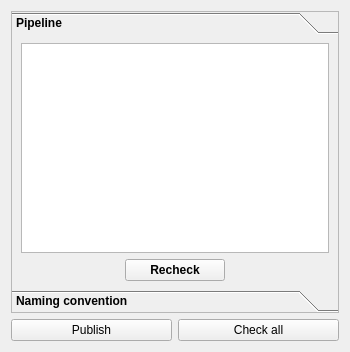
Qt form maya/python/tlc/common/checkers/masterOfCheckers.ui (jtaibo/TallerCreacionTools) before a commit.
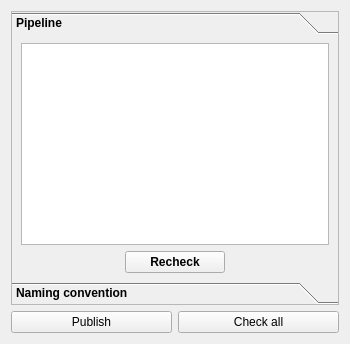
The same form after that commit.

Commit message: Imported qutils

What changed in the file:
```diff
--- a/maya/python/tlc/common/checkers/masterOfCheckers.ui
+++ b/maya/python/tlc/common/checkers/masterOfCheckers.ui
@@ -7,7 +7,7 @@
     <x>0</x>
     <y>0</y>
     <width>350</width>
-    <height>352</height>
+    <height>344</height>
    </rect>
   </property>
   <property name="sizePolicy">
@@ -30,6 +30,15 @@
     <layout class="QHBoxLayout" name="horizontalLayout_01">
      <item>
       <widget class="QToolBox" name="checker_toolBox">
+       <property name="enabled">
+        <bool>true</bool>
+       </property>
+       <property name="sizePolicy">
+        <sizepolicy hsizetype="MinimumExpanding" vsizetype="MinimumExpanding">
+         <horstretch>0</horstretch>
+         <verstretch>0</verstretch>
+        </sizepolicy>
+       </property>
        <property name="font">
         <font>
          <bold>true</bold>
@@ -59,7 +68,7 @@
           <x>0</x>
           <y>0</y>
           <width>328</width>
-          <height>250</height>
+          <height>242</height>
          </rect>
         </property>
         <property name="sizePolicy">
@@ -85,6 +94,9 @@
         <layout class="QVBoxLayout" name="verticalLayout_3">
          <item>
           <widget class="QTableWidget" name="pipeline_table">
+           <property name="enabled">
+            <bool>true</bool>
+           </property>
            <property name="font">
             <font>
              <bold>true</bold>
@@ -99,9 +111,24 @@
            <property name="acceptDrops">
             <bool>false</bool>
            </property>
+           <property name="autoFillBackground">
+            <bool>false</bool>
+           </property>
+           <property name="verticalScrollBarPolicy">
+            <enum>Qt::ScrollBarAsNeeded</enum>
+           </property>
            <property name="horizontalScrollBarPolicy">
             <enum>Qt::ScrollBarAsNeeded</enum>
            </property>
+           <property name="sizeAdjustPolicy">
+            <enum>QAbstractScrollArea::AdjustToContents</enum>
+           </property>
+           <property name="autoScroll">
+            <bool>true</bool>
+           </property>
+           <property name="autoScrollMargin">
+            <number>16</number>
+           </property>
            <property name="editTriggers">
             <set>QAbstractItemView::NoEditTriggers</set>
            </property>
@@ -120,12 +147,33 @@
            <property name="showGrid">
             <bool>true</bool>
            </property>
+           <attribute name="horizontalHeaderCascadingSectionResizes">
+            <bool>false</bool>
+           </attribute>
+           <attribute name="horizontalHeaderMinimumSectionSize">
+            <number>120</number>
+           </attribute>
            <attribute name="horizontalHeaderDefaultSectionSize">
-            <number>135</number>
+            <number>120</number>
            </attribute>
            <attribute name="horizontalHeaderHighlightSections">
             <bool>false</bool>
            </attribute>
+           <attribute name="horizontalHeaderShowSortIndicator" stdset="0">
+            <bool>false</bool>
+           </attribute>
+           <attribute name="horizontalHeaderStretchLastSection">
+            <bool>true</bool>
+           </attribute>
+           <attribute name="verticalHeaderDefaultSectionSize">
+            <number>20</number>
+           </attribute>
+           <attribute name="verticalHeaderHighlightSections">
+            <bool>false</bool>
+           </attribute>
+           <attribute name="verticalHeaderStretchLastSection">
+            <bool>false</bool>
+           </attribute>
           </widget>
          </item>
          <item>
```
Left out of the diff: 37 changed lines with no effect on the pictures. The commit also changes 1 other file.
